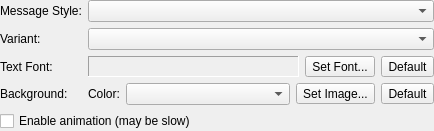
First picture: the form in src/plugins/simplemessagestyle/simpleoptionswidget.ui, repository vacuum-im/vacuum-im, before the edit.
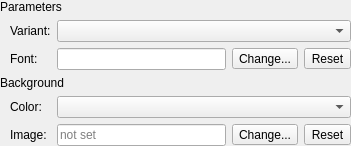
Second picture: the form after the edit.

Patch:
```diff
--- a/src/plugins/simplemessagestyle/simpleoptionswidget.ui
+++ b/src/plugins/simplemessagestyle/simpleoptionswidget.ui
@@ -6,34 +6,21 @@
    <rect>
     <x>0</x>
     <y>0</y>
-    <width>434</width>
-    <height>125</height>
+    <width>351</width>
+    <height>136</height>
    </rect>
   </property>
   <layout class="QGridLayout" name="gridLayout">
    <property name="margin">
     <number>0</number>
    </property>
-   <item row="0" column="0">
-    <widget class="QLabel" name="lblMessageStyle">
+   <item row="0" column="0" colspan="4">
+    <widget class="QLabel" name="lblParameters">
      <property name="text">
-      <string>Message Style:</string>
+      <string notr="true">Parameters</string>
      </property>
      <property name="textFormat">
-      <enum>Qt::PlainText</enum>
-     </property>
-     <property name="buddy">
-      <cstring>cmbStyle</cstring>
-     </property>
-    </widget>
-   </item>
-   <item row="0" column="1">
-    <widget class="QComboBox" name="cmbStyle">
-     <property name="sizePolicy">
-      <sizepolicy hsizetype="Expanding" vsizetype="Fixed">
-       <horstretch>0</horstretch>
-       <verstretch>0</verstretch>
-      </sizepolicy>
+      <enum>Qt::RichText</enum>
      </property>
     </widget>
    </item>
@@ -45,12 +32,15 @@
      <property name="textFormat">
       <enum>Qt::PlainText</enum>
      </property>
+     <property name="indent">
+      <number>10</number>
+     </property>
      <property name="buddy">
       <cstring>cmbVariant</cstring>
      </property>
     </widget>
    </item>
-   <item row="1" column="1">
+   <item row="1" column="1" colspan="3">
     <widget class="QComboBox" name="cmbVariant">
      <property name="sizePolicy">
       <sizepolicy hsizetype="Expanding" vsizetype="Fixed">
@@ -61,82 +51,70 @@
     </widget>
    </item>
    <item row="2" column="0">
-    <widget class="QLabel" name="lblTextFont">
-     <property name="text">
-      <string>Text Font:</string>
-     </property>
-     <property name="textFormat">
-      <enum>Qt::PlainText</enum>
-     </property>
-    </widget>
-   </item>
-   <item row="2" column="1">
-    <layout class="QHBoxLayout" name="horizontalLayout">
-     <item>
       <widget class="QLabel" name="lblFont">
-       <property name="sizePolicy">
-        <sizepolicy hsizetype="Expanding" vsizetype="Preferred">
-         <horstretch>0</horstretch>
-         <verstretch>0</verstretch>
-        </sizepolicy>
-       </property>
-       <property name="frameShape">
-        <enum>QFrame::Panel</enum>
-       </property>
-       <property name="frameShadow">
-        <enum>QFrame::Sunken</enum>
+     <property name="text">
+      <string>Font:</string>
        </property>
        <property name="textFormat">
         <enum>Qt::PlainText</enum>
        </property>
-      </widget>
-     </item>
-     <item>
-      <widget class="QToolButton" name="tlbSetFont">
+     <property name="indent">
+      <number>10</number>
+     </property>
+    </widget>
+   </item>
+   <item row="2" column="1">
+    <widget class="QLineEdit" name="lneFont">
+     <property name="readOnly">
+      <bool>true</bool>
+     </property>
+    </widget>
+   </item>
+   <item row="2" column="2">
+    <widget class="QToolButton" name="tlbFontChange">
        <property name="text">
-        <string>Set Font...</string>
+      <string>Change...</string>
        </property>
        <property name="toolButtonStyle">
         <enum>Qt::ToolButtonTextOnly</enum>
        </property>
       </widget>
      </item>
-     <item>
-      <widget class="QToolButton" name="tlbDefaultFont">
+   <item row="2" column="3">
+    <widget class="QToolButton" name="tlbFontReset">
        <property name="text">
-        <string>Default</string>
+      <string>Reset</string>
        </property>
       </widget>
      </item>
-    </layout>
-   </item>
-   <item row="3" column="0">
+   <item row="3" column="0" colspan="4">
     <widget class="QLabel" name="lblBackground">
      <property name="text">
-      <string>Background:</string>
+      <string notr="true">Background</string>
      </property>
      <property name="textFormat">
-      <enum>Qt::PlainText</enum>
+      <enum>Qt::RichText</enum>
      </property>
     </widget>
    </item>
-   <item row="3" column="1">
-    <layout class="QHBoxLayout" name="horizontalLayout_2">
-     <item>
-      <widget class="QLabel" name="lblBackgoundColor">
+   <item row="4" column="0">
+    <widget class="QLabel" name="lblColor">
        <property name="text">
         <string>Color:</string>
        </property>
        <property name="textFormat">
         <enum>Qt::PlainText</enum>
        </property>
+     <property name="indent">
+      <number>10</number>
+     </property>
        <property name="buddy">
         <cstring>cmbBackgoundColor</cstring>
        </property>
       </widget>
      </item>
-     <item>
-      <widget class="QComboBox" name="cmbBackgoundColor">
+   <item row="4" column="1" colspan="3">
+    <widget class="QComboBox" name="cmbColor">
        <property name="sizePolicy">
         <sizepolicy hsizetype="Expanding" vsizetype="Fixed">
          <horstretch>0</horstretch>
@@ -145,26 +123,40 @@
        </property>
       </widget>
      </item>
-     <item>
-      <widget class="QToolButton" name="tlbSetImage">
+   <item row="5" column="0">
+    <widget class="QLabel" name="lblImage">
        <property name="text">
-        <string>Set Image...</string>
-       </property>
-      </widget>
-     </item>
-     <item>
-      <widget class="QToolButton" name="tlbDefaultImage">
+      <string>Image:</string>
+     </property>
+     <property name="textFormat">
+      <enum>Qt::PlainText</enum>
+     </property>
+     <property name="indent">
+      <number>10</number>
+     </property>
+    </widget>
+   </item>
+   <item row="5" column="1">
+    <widget class="QLineEdit" name="lneImage">
+     <property name="readOnly">
+      <bool>true</bool>
+     </property>
+     <property name="placeholderText">
+      <string>not set</string>
+     </property>
+    </widget>
+   </item>
+   <item row="5" column="2">
+    <widget class="QToolButton" name="tlbImageChange">
        <property name="text">
-        <string>Default</string>
+      <string>Change...</string>
        </property>
       </widget>
      </item>
-    </layout>
-   </item>
-   <item row="4" column="0" colspan="2">
-    <widget class="QCheckBox" name="chkEnableAnimation">
+   <item row="5" column="3">
+    <widget class="QToolButton" name="tlbImageReset">
      <property name="text">
-      <string>Enable animation (may be slow)</string>
+      <string>Reset</string>
      </property>
     </widget>
    </item>
```
Left out of the diff: 2 changed lines with no effect on the pictures. Lines whose indentation alone changed are shown as unchanged.
